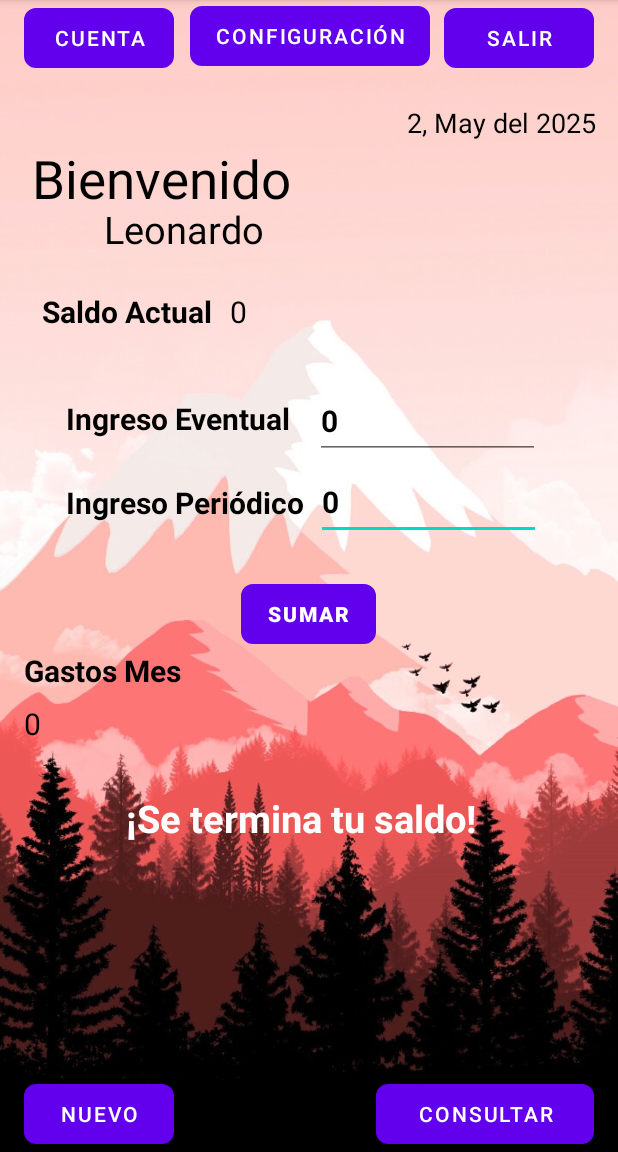
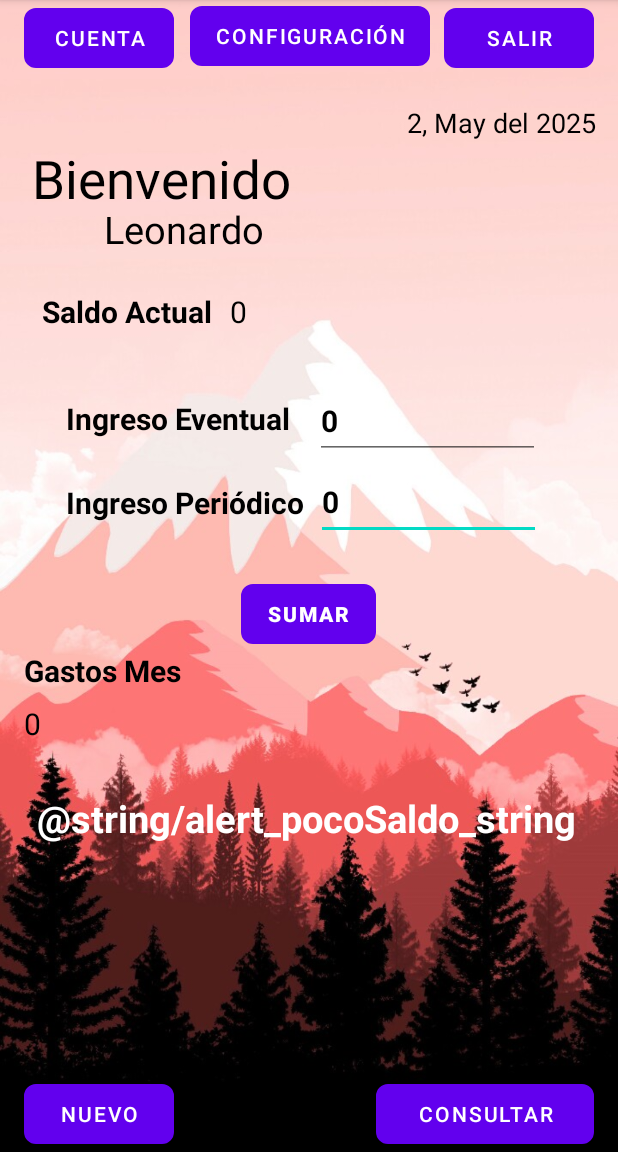
Before and after one commit to LeonardoDavidLuna/financeCalculator, an Android app: the Entrada screen opened directly, with no data from a screen before it, after a tap on "VOLVER", on a phone screen of 412 x 824 dp, the part 84-1236 px from its top. Run offline under Robolectric (Android 15) with nearby library versions, the phone set to English and light mode, and no system bars; 2 statements that could not run were skipped.

```diff
--- a/app/src/main/java/com/example/financecalculator/Entrada.java
+++ b/app/src/main/java/com/example/financecalculator/Entrada.java
@@ -1,7 +1,7 @@
 package com.example.financecalculator;
 
 import static android.widget.Toast.makeText;
-
+import static com.example.financecalculator.MainActivity.ID_USUARIO;
 import android.annotation.SuppressLint;
 import android.content.ContentValues;
 import android.content.Intent;
@@ -17,7 +17,6 @@ import java.util.Date;
 
 public class Entrada extends AppCompatActivity
 {
-    public final static String ID="";
     private EditText etDate, etPurchase, etCost, etCategory;
     long today = System.currentTimeMillis();
     Date fecha2 = new Date(today);
@@ -39,7 +38,9 @@ public class Entrada extends AppCompatActivity
         etCost = findViewById(R.id.editCosto);
         etCategory = findViewById(R.id.editCategoria);
 
-        /*Intent intent = getIntent(); String numero = intent.getStringExtra(MainActivity.EXTRA_MESSAGE);*/
+        //Obtiene ID de la Main Activity
+        Intent intent = getIntent();
+        String ID = intent.getStringExtra(MainActivity.ID_USUARIO);
 
         long today = System.currentTimeMillis();
         Date fecha2 = new Date(today);
@@ -56,18 +57,20 @@ public class Entrada extends AppCompatActivity
 
         SQLiteDatabase bd = admin.getWritableDatabase();
 
-        String fecha  = etDate.getText().toString();
-        String compra = etPurchase.getText().toString();
-        String costo  = etCost.getText().toString();
-        String categoria  = etCategory.getText().toString();
+        String fecha    = etDate.getText().toString();
+        String rubro   = etPurchase.getText().toString();
+        String costo    = etCost.getText().toString();
+        String categoria= etCategory.getText().toString();
 
         ContentValues registro = new ContentValues();
         registro.put("fecha", fecha);
-        registro.put("compra", compra);
+        registro.put("rubro", rubro);
         registro.put("costo", costo);
         registro.put("categoria", categoria);
 
-        if(etDate.getText().toString().isEmpty() || etPurchase.getText().toString().isEmpty() || etCost.getText().toString().isEmpty())
+        if(     etDate.getText().toString().isEmpty() ||
+                etPurchase.getText().toString().isEmpty() ||
+                etCost.getText().toString().isEmpty())
         {
             makeText(this, "Completa todos los campos", Toast.LENGTH_SHORT).show();
         }
@@ -91,7 +94,7 @@ public class Entrada extends AppCompatActivity
 
         //Elimina todos los datos de la tabla gastos.
         //int cant =
-         bd.delete("gastos", null, null);
+        bd.delete("gastos", null, null);
         bd.close();
 
         etDate.setText(salida);
@@ -107,7 +110,6 @@ public class Entrada extends AppCompatActivity
         SQLiteDatabase bd = admin.getWritableDatabase();
 
         //Filtra la fecha para borrar
-        //int cant =
         bd.delete("gastos" , "fecha LIKE '__%"+subFecha+"%__'", null);
         bd.close();
 
@@ -120,10 +122,10 @@ public class Entrada extends AppCompatActivity
     public void back(View v)
     {
         Intent intent = getIntent();
-        String id = intent.getStringExtra(MainActivity.ID_USUARIO);
+        String ID = intent.getStringExtra(MainActivity.ID_USUARIO);
 
         Intent ven=new Intent(this,Usuario.class);
-        ven.putExtra(ID, id);
+        ven.putExtra(ID_USUARIO, ID);
         startActivity(ven);
         this.finish();
     }
--- a/app/src/main/java/com/example/financecalculator/Usuario.java
+++ b/app/src/main/java/com/example/financecalculator/Usuario.java
@@ -1,8 +1,6 @@
 package com.example.financecalculator;
 
-import static android.widget.Toast.makeText;
-
-//import static com.example.financecalculator.MainActivity.ID_USUARIO;
+import static com.example.financecalculator.MainActivity.ID_USUARIO;
 import android.annotation.SuppressLint;
 import android.content.ContentValues;
 import android.content.Intent;
@@ -20,84 +18,135 @@ import java.util.Date;
 
 public class Usuario extends AppCompatActivity
 {
-    private TextView Saldo;
-    private TextView Alert;
+    private TextView Name, Saldo, Gasto, Alert, Date;
     private EditText IngresoEventual, IngresoPeriodico;
     int sumatoria=0, numtotal;
     int numEventual, numPeriodico;
 
-    @SuppressLint("SetTextI18n")
+    @SuppressLint({"Range", "SetTextI18n"})
     @Override
     protected void onCreate(Bundle savedInstanceState)
     {
         super.onCreate(savedInstanceState);
         setContentView(R.layout.activity_usuario);
 
-        Intent intent = getIntent();
-        String ID = intent.getStringExtra(MainActivity.ID_USUARIO);
-
-        TextView date = findViewById(R.id.eti_Fecha);
-        TextView name = findViewById(R.id.edit_usuario);
+        Date = findViewById(R.id.eti_Fecha);
+        Name = findViewById(R.id.edit_usuario);
         Saldo = findViewById(R.id.Saldo);
-        TextView spent = findViewById(R.id.tvSpent);
+        Gasto = findViewById(R.id.tvSpent);
         Alert = findViewById(R.id.eti_Alerta);
         IngresoEventual = findViewById(R.id.editIngresoEventual);
         IngresoPeriodico = findViewById(R.id.editIngresoPeriodico);
 
+        //Obtiene ID de la Main Activity
+        Intent intent = getIntent();
+        String ID = intent.getStringExtra(MainActivity.ID_USUARIO);
+
+        Toast.makeText(this, "El ID del usuario en Usuario es: "+ID,Toast.LENGTH_SHORT).show();
         //Obtiene Fecha Actual
-        Date d = new Date();
-        @SuppressLint("SimpleDateFormat") SimpleDateFormat fecha = new SimpleDateFormat("d, MMMM 'del' yyyy");
+        Date d =new Date();
+        @SuppressLint("SimpleDateFormat") SimpleDateFormat fecha=new SimpleDateFormat("d, MMMM 'del' yyyy");
         String fechacComplString = fecha.format(d);
-        date.setText(fechacComplString);
+        Date.setText(fechacComplString);
 
         //Fecha para consultar Saldo Total
-        long ahora = System.currentTimeMillis();
-        Date fecha2 = new Date(ahora);
+        long now = System.currentTimeMillis();
+        Date fecha2 = new Date(now);
         @SuppressLint("SimpleDateFormat") DateFormat df = new SimpleDateFormat("dd/MM/yy");
         String salida = df.format(fecha2);
 
-        //Obtiene mes actual para buscarlo después
+        //Obtiene el mes actual para buscarlo después
         String subFecha = salida.substring(3,5);
 
-        //Valida campo no vacío
-        makeText(this, "El ID de usuario " +ID+" en Activity Usuario", Toast.LENGTH_SHORT).show();
+        //Consultar Nombre y Saldo del Usuario
+        AdminSQLiteOpenHelper admin = new AdminSQLiteOpenHelper(this,"administracion", null, 1);
+        SQLiteDatabase bd = admin.getReadableDatabase();
 
-        //Envía mensaje sobre el estado del saldo
+        assert ID != null;
+        if(ID.isEmpty())//Verificamos que no esté vacío el campo
+        {
+            Toast.makeText(this, "Escribe un número primero",Toast.LENGTH_SHORT).show();
+        }
+        else
+        {
+            @SuppressLint("Recycle") Cursor fila = bd.rawQuery("select nombre, saldo from usuario where id=" + ID, null);
+
+            if (fila.moveToFirst())
+            {   //Assign datos de usuario en Activity
+                Name.setText(fila.getString(fila.getColumnIndex("nombre")));
+                Saldo.setText(fila.getString(fila.getColumnIndex("saldo")));
+                //Convertimos el Saldo total a Entero
+                String total  = fila.getString(fila.getColumnIndex("saldo"));
+                numtotal = Integer.parseInt(total);
+            } else
+                Toast.makeText(this, "No existe usuario con el ID: "+ID,Toast.LENGTH_SHORT).show();
+            bd.close();
+        }
+
+        //Obtiene gastos del Mes
+        AdminSQLiteOpenHelper admin2 = new AdminSQLiteOpenHelper(this,"Tabla2", null, 1);
+        SQLiteDatabase bd2 = admin2.getReadableDatabase();
+
+        if(ID.isEmpty())
+        {
+            Toast.makeText(this, "Ingresa una entrada nueva",Toast.LENGTH_SHORT).show();
+        }
+        else{
+            //Cursor fila = bd2.rawQuery("SELECT costo FROM gastos", null);
+            //Consultar el gasto del mes actual
+            //Cursor fila = bd2.rawQuery("SELECT costo FROM gastos WHERE 'fecha LIKE '__%"+subFecha+"%__'", null);
+            Cursor fila = bd2.rawQuery("SELECT costo FROM gastos WHERE fecha LIKE '__%"+subFecha+"%__' AND id="+ID, null);
+            if (fila.moveToFirst())
+            {
+                do{
+                    //Obtiene todos los pagos hechos y los acumula
+                    String costo  = fila.getString(fila.getColumnIndex("costo"));
+                    int numcosto = Integer.parseInt(costo);
+                    sumatoria+=numcosto;
+                    String resultado= Integer.toString(sumatoria); //Acumulamos los gastos del mes
+                    Gasto.setText(resultado);
+                }while(fila.moveToNext());
+            } else
+                Toast.makeText(this, "Ingresa una nueva entrada: ",Toast.LENGTH_SHORT).show();
+            bd.close();
+        }
+
+        //Muestra Alerta sobre el estado del saldo
         if(sumatoria<(numtotal-100))
             Alert.setText("");
         else
         if(sumatoria>numtotal)
-            Alert.setText("¡Saldo Rebasado!");
+            Alert.setText("@string/alert_saldoRebasado_string");
         else
-            Alert.setText("¡Se termina tu saldo!");
+            Alert.setText("@string/alert_pocoSaldo_string");
     }
-
-    //Cálculo de ingresos
     // Método para añadir ingresos
     @SuppressLint("SetTextI18n")
-    public void sumar(View v)
+    public void Add(View v)
     {
+        //Obtiene lo ingresado por el usuario
         String periodico = IngresoPeriodico.getText().toString();
         String saldo = IngresoEventual.getText().toString();
         String saldoFinal =Saldo.getText().toString();
 
-        //Conversión a enteros
+        //Convierte a Entero
         numEventual = Integer.parseInt(periodico);
         numPeriodico = Integer.parseInt(saldo);
+        //Convertimos el saldo del usuario a Entero
         int saldoFinalNum = Integer.parseInt(saldoFinal);
 
-        //Suma de cantidades
+        //Sumo las cantidades
         int addition =numEventual+numPeriodico+saldoFinalNum;
 
         Intent intent = getIntent();
-        String ID = intent.getStringExtra(MainActivity.ID_USUARIO);
+        String ID = intent.getStringExtra(ID_USUARIO);
 
         AdminSQLiteOpenHelper admin = new AdminSQLiteOpenHelper(this,"administracion", null, 1);
         SQLiteDatabase bd = admin.getReadableDatabase();
 
         ContentValues registro = new ContentValues();
 
-        //Actualization de nuevo Saldo
+        //Actualiza con el Nuevo Saldo
         registro.put("saldo", addition);
 
         if(IngresoPeriodico.getText().toString().isEmpty() || IngresoEventual.getText().toString().isEmpty())
@@ -113,7 +162,7 @@ public class Usuario extends AppCompatActivity
             else
                 Toast.makeText(this, "No se pudo sumar", Toast.LENGTH_SHORT).show();
         }
-        Saldo.setText(""+ addition);
+        Saldo.setText(""+addition);
 
         IngresoEventual.setText("0");
         IngresoPeriodico.setText("0");
@@ -125,53 +174,50 @@ public class Usuario extends AppCompatActivity
         if(sumatoria>numtotal)
             Alert.setText("@string/alert_saldoRebasado_string");
         else
-            Alert.setText("¡@string/alert_pocoSaldo_string");
+            Alert.setText("@string/alert_pocoSaldo_string");
     }
     //Abre Activity Cuenta
-    public void cuenta(View v)
+    public void Account(View v)
     {
         Intent intent = getIntent();
-        String ID = intent.getStringExtra(MainActivity.ID_USUARIO);
+        String ID = intent.getStringExtra(ID_USUARIO);
 
         Intent ven=new Intent(this,Cuenta.class);
 
-        ven.putExtra(MainActivity.ID_USUARIO, ID);
+        ven.putExtra(ID_USUARIO, ID);
         startActivity(ven);
     }
     //Abre Activity Configuración
-    public void configuracion(View v)
+    public void Settings(View v)
     {
         Intent intent = getIntent();
-        String ID = intent.getStringExtra(MainActivity.ID_USUARIO);
+        String ID = intent.getStringExtra(ID_USUARIO);
 
         Intent ven=new Intent(this,Configuracion.class);
-        ven.putExtra(MainActivity.ID_USUARIO, ID);
+        ven.putExtra(ID_USUARIO, ID);
         startActivity(ven);
     }
     //Botón Salir
-    public void salir(View v)
+    public void Exit(View v)
     {
         Intent ven=new Intent(this,MainActivity.class);
         startActivity(ven);
         this.finish();
     }
     //Abre la Activity de Entrada de Gastos
-    public void entrada(View v)
+    public void Entry(View v)
     {
         Intent intent = getIntent();
-        String ID = intent.getStringExtra(MainActivity.ID_USUARIO);
+        String ID = intent.getStringExtra(ID_USUARIO);
 
         Intent ven=new Intent(this,Entrada.class);
-        ven.putExtra(MainActivity.ID_USUARIO, ID);
+        ven.putExtra(ID_USUARIO, ID);
         startActivity(ven);
     }
     //Abre Activity Consultar
-    public void consultar(View v)
+    public void Consult(View v)
     {
-        Intent intent = getIntent();
-        String ID = intent.getStringExtra(MainActivity.ID_USUARIO);
         Intent ven=new Intent(this,Consultar.class);
-        ven.putExtra(MainActivity.ID_USUARIO,ID);
         startActivity(ven);
     }
 }
--- a/app/src/main/res/layout/activity_usuario.xml
+++ b/app/src/main/res/layout/activity_usuario.xml
@@ -15,7 +15,7 @@
         android:layout_marginStart="16dp"
         android:layout_marginTop="5dp"
         android:background="@drawable/shape2"
-        android:onClick="cuenta"
+        android:onClick="Account"
         android:text="@string/btn_cuenta_string"
         app:layout_constraintStart_toStartOf="parent"
         app:layout_constraintTop_toTopOf="parent" />
@@ -28,7 +28,7 @@
         android:layout_marginTop="4dp"
         android:layout_marginEnd="8dp"
         android:background="@drawable/shape2"
-        android:onClick="configuracion"
+        android:onClick="Settings"
         android:text="@string/btn_configuracion_string"
         app:layout_constraintEnd_toStartOf="@+id/btn_cerrar"
         app:layout_constraintHorizontal_bias="0.666"
@@ -42,7 +42,7 @@
         android:layout_marginTop="5dp"
         android:layout_marginEnd="16dp"
         android:background="@drawable/shape2"
-        android:onClick="salir"
+        android:onClick="Exit"
         android:text="@string/btn_salir_string"
         app:layout_constraintEnd_toEndOf="parent"
         app:layout_constraintTop_toTopOf="parent" />
@@ -123,7 +123,7 @@
         android:layout_height="40dp"
         android:layout_marginTop="28dp"
         android:background="@drawable/shape2"
-        android:onClick="sumar"
+        android:onClick="Add"
         android:text="@string/txt_sumar_string"
         android:textColor="@android:color/white"
         android:textStyle="bold"
@@ -241,7 +241,7 @@
         android:layout_marginTop="8dp"
         android:layout_marginBottom="5dp"
         android:background="@drawable/shape2"
-        android:onClick="entrada"
+        android:onClick="Entry"
         android:text="@string/btn_nuevo_gasto_string"
         android:textColor="@android:color/background_light"
         app:layout_constraintBottom_toBottomOf="parent"
@@ -256,7 +256,7 @@
         android:layout_marginEnd="16dp"
         android:layout_marginBottom="5dp"
         android:background="@drawable/shape2"
-        android:onClick="consultar"
+        android:onClick="Consult"
         android:text="@string/btn_consul_gast_string"
         android:textColor="@android:color/background_light"
         app:layout_constraintBottom_toBottomOf="parent"
```
Also changed, not shown: app/src/main/java/com/example/financecalculator/AdminSQLiteOpenHelper.java (+7 -3 lines), app/src/main/java/com/example/financecalculator/Configuracion.java (+17 -22 lines), app/src/main/java/com/example/financecalculator/Consultar.java (+17 -1 lines), app/src/main/java/com/example/financecalculator/Cuenta.java (+6 -5 lines).
